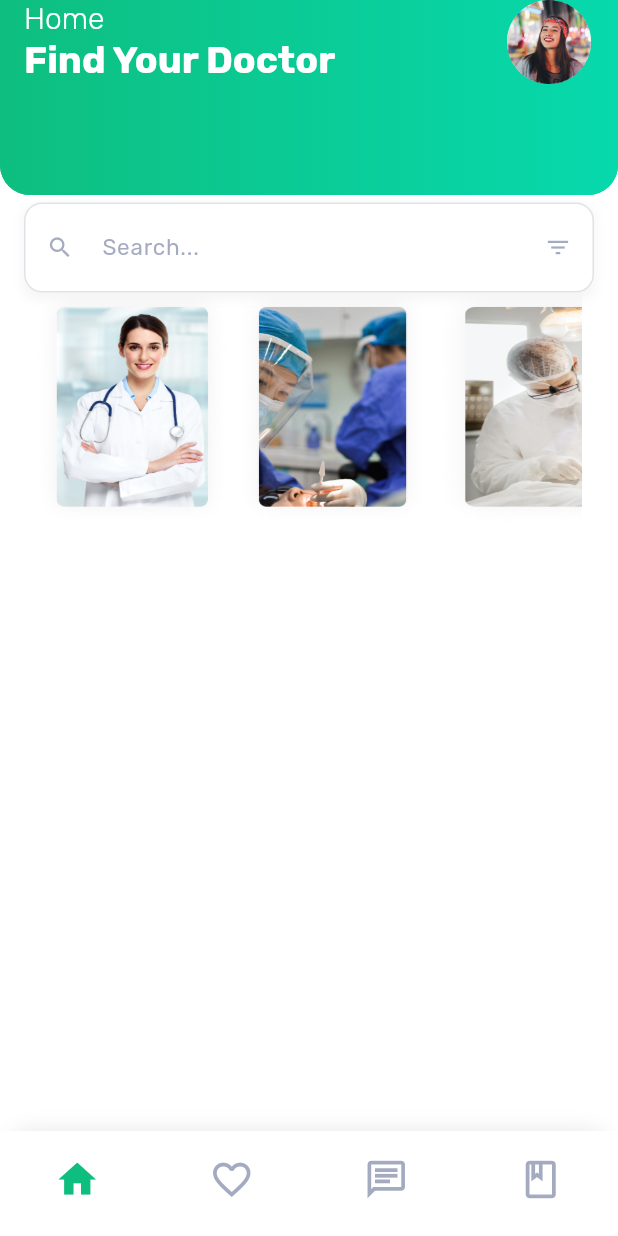
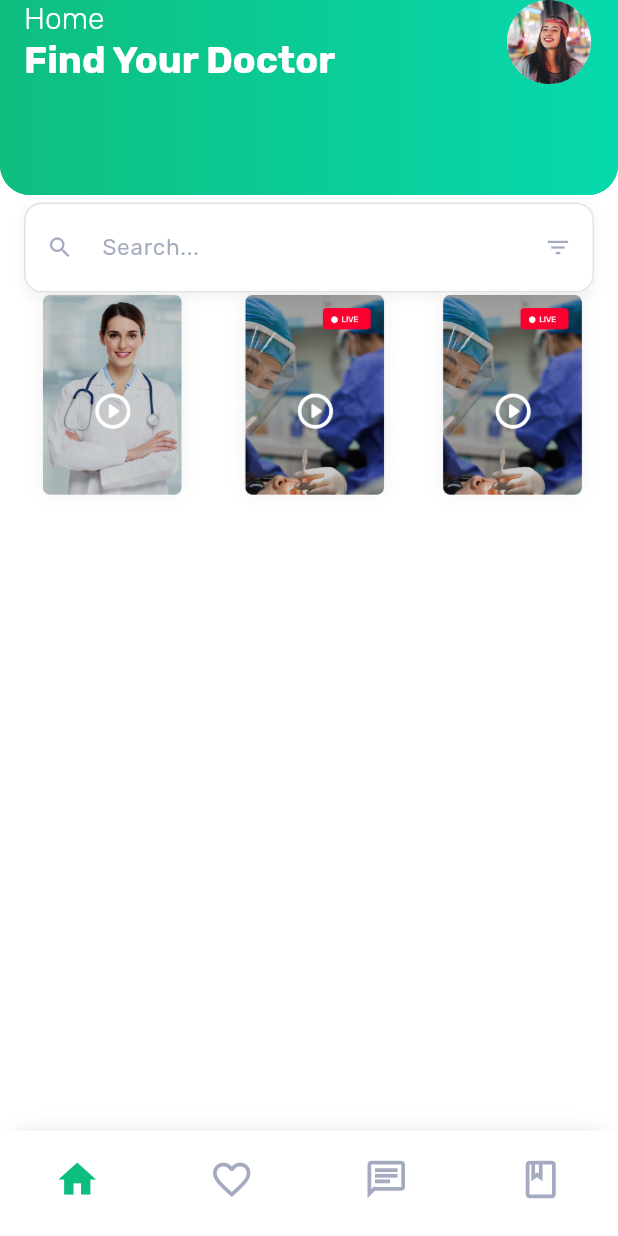
Before and after one commit to MedoAlshafei/doctor_hunt, a Flutter app: the HomeView screen opened by its route, on a phone screen of 412 x 824 dp. Run offline on Flutter 3.47's test engine with Material 3 defaults, Android fonts, the phone set to English and light mode, and no system bars; our stand-ins replace go_router, google_fonts.

Commit message:
Setup: Live Doctors

```diff
--- a/lib/core/constants/app_image.dart
+++ b/lib/core/constants/app_image.dart
@@ -3,6 +3,7 @@ class AppImage {
   static String profileImage = "assets/prison_picture/profile_image.png";
   //
   //  Streaming Container image
+  static String liveIcon = "assets/streaming/live_stream.png";
   static String doctorOneImage = 'assets/live_doctors/doctor_one.png';
   static String doctorTwoImage = 'assets/live_doctors/doctor_two.png';
   static String doctorThreeImage = 'assets/live_doctors/doctor_three.png';
--- a/lib/features/home_view/presentation/home_view.dart
+++ b/lib/features/home_view/presentation/home_view.dart
@@ -1,5 +1,4 @@
 import 'package:doctor_hunt/core/constants/app_colors.dart';
-import 'package:doctor_hunt/core/constants/app_image.dart';
 import 'package:doctor_hunt/core/routes/app_router.dart';
 import 'package:doctor_hunt/features/home_view/presentation/widgets/custom_app_bar.dart';
 import 'package:doctor_hunt/features/live_stream_view/presentation/live_stream_builder.dart';
--- a/lib/features/live_stream_view/model/live_stream_model.dart
+++ b/lib/features/live_stream_view/model/live_stream_model.dart
@@ -1,21 +1,27 @@
 import 'package:doctor_hunt/core/constants/app_image.dart';
 
 class LiveStreamModel {
+  LiveStreamModel({required this.image, this.live});
+
   final String image;
-
-  LiveStreamModel({required this.image});
+  final String? live;
 
   factory LiveStreamModel.fromJson(Map<String, dynamic> json) {
-    return LiveStreamModel(image: json['image'] ?? '');
+    return LiveStreamModel(
+      image: json['image'] ?? '',
+      live: json['live'] ?? '',
+    );
   }
 
   Map<String, dynamic> toJson() {
-    return {'image': image};
+    return {'image': image, 'live': live};
   }
 }
 
 List<LiveStreamModel> liveStreamList = [
   LiveStreamModel(image: AppImage.doctorOneImage),
   LiveStreamModel(image: AppImage.doctorTwoImage),
-  LiveStreamModel(image: AppImage.doctorThreeImage),
+  LiveStreamModel(image: AppImage.doctorTwoImage),
+  LiveStreamModel(image: AppImage.doctorTwoImage),
+  LiveStreamModel(image: AppImage.doctorTwoImage),
 ];
--- a/lib/features/live_stream_view/presentation/live_stream_builder.dart
+++ b/lib/features/live_stream_view/presentation/live_stream_builder.dart
@@ -1,3 +1,4 @@
+import 'package:doctor_hunt/core/constants/app_image.dart';
 import 'package:doctor_hunt/core/constants/app_text.dart';
 import 'package:doctor_hunt/features/live_stream_view/model/live_stream_model.dart';
 import 'package:flutter/material.dart';
@@ -14,7 +15,7 @@ class LiveStreamBuilder extends StatelessWidget {
 
     return Container(
       margin: const EdgeInsets.symmetric(horizontal: 16, vertical: 16),
-      padding: const EdgeInsets.all(8),
+      // padding: const EdgeInsets.all(16),
       child: Column(
         crossAxisAlignment: CrossAxisAlignment.start,
         mainAxisAlignment: MainAxisAlignment.start,
@@ -35,12 +36,24 @@ class LiveStreamBuilder extends StatelessWidget {
                   width: width * 0.32,
                   height: height * 0.3,
                   decoration: BoxDecoration(
-                    // color: Colors.grey[400],
                     borderRadius: BorderRadius.circular(10),
                   ),
-                  child: Image.asset(
-                    liveStreamList[index].image,
-                    fit: BoxFit.fill,
+                  child: Stack(
+                    children: [
+                      Image.asset(
+                        liveStreamList[index].image,
+                        fit: BoxFit.cover,
+                      ),
+                      // Positioned(
+                      //   top: 20,
+                      //   right: 15,
+                      //   child: Image.asset(
+                      //     AppImage.liveIcon,
+                      //     fit: BoxFit.cover,
+                      //     height: 20,
+                      //   ),
+                      // ),
+                    ],
                   ),
                 );
               },
--- a/pubspec.yaml
+++ b/pubspec.yaml
@@ -25,6 +25,7 @@ flutter:
 
   assets:
     - assets/
+    - assets/streaming/
     - assets/aouth_icon/
     - assets/live_doctors/
     - assets/prison_picture/
```
Also changed, not shown: assets/live_doctors/doctor_one.png, assets/live_doctors/doctor_three.png, assets/live_doctors/doctor_two.png, assets/streaming/live_stream.png (added).
